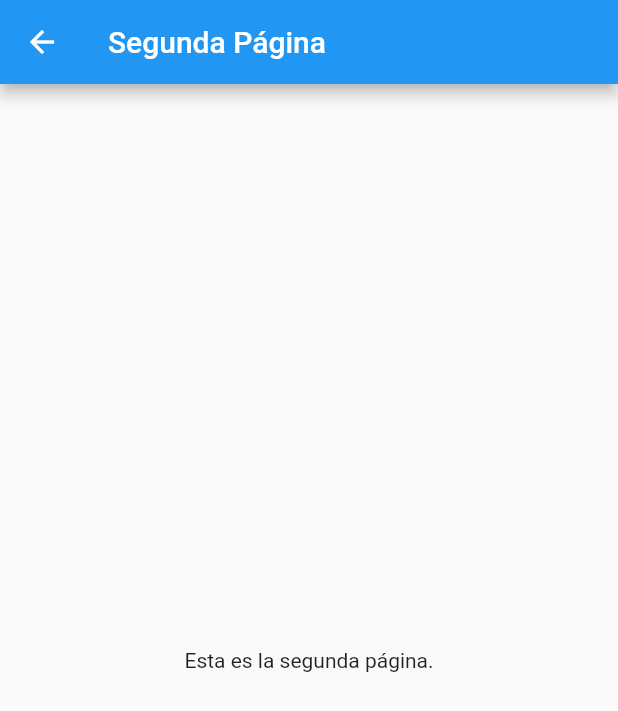
After one commit to bmachucareyes/computacion_movil_rep01_BM, a Flutter app: the pag2 screen opened directly, on a phone screen of 412 x 824 dp. The commit adds this screen. Shown: the top 711 px of the screen. Run offline on Flutter 3.47's test engine with Material 2 defaults, Android fonts, the phone set to English and light mode, and no system bars; missing offline and left inert: dart:ffi.

Commit message:
agregar pag 2

```diff
--- a/lib/main.dart
+++ b/lib/main.dart
@@ -1,6 +1,4 @@
 import 'package:flutter/material.dart';
-import 'dart:io';
-import 'package:flutter/rendering.dart';
 import 'package:unidad2/routes/app_routes.dart';
 
 void main() {
--- /dev/null
+++ b/lib/screens/pag2.dart
@@ -0,0 +1,15 @@
+import 'package:flutter/material.dart';
+
+class pag2 extends StatelessWidget {
+  @override
+  Widget build(BuildContext context) {
+    return Scaffold(
+      appBar: AppBar(
+        title: const Text('Segunda Página'),
+      ),
+      body: Center(
+        child: const Text('Esta es la segunda página.'),
+      ),
+    );
+  }
+}
```
Also changed, not shown: lib/widgets/container_dos.dart (+4 -6 lines), lib/widgets/container_tres.dart (+4 -6 lines), lib/widgets/container_uno.dart (+18 -6 lines), 2 other files.
